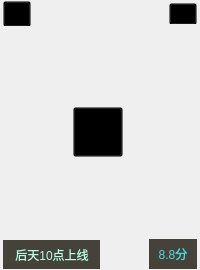
Before: the Qt Designer form VideoPlayer/mainwidget/VideoHeadItem.ui in huizhang556/pc-video-player, drawn with Qt 5.
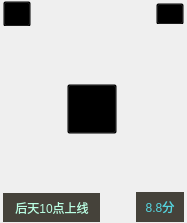
After: the same form once the commit is applied. Icons and pictures are not drawn.

Patch:
```diff
--- a/VideoPlayer/mainwidget/VideoHeadItem.ui
+++ b/VideoPlayer/mainwidget/VideoHeadItem.ui
@@ -6,14 +6,14 @@
    <rect>
     <x>0</x>
     <y>0</y>
-    <width>200</width>
-    <height>270</height>
+    <width>187</width>
+    <height>223</height>
    </rect>
   </property>
   <property name="minimumSize">
    <size>
-    <width>150</width>
-    <height>270</height>
+    <width>80</width>
+    <height>100</height>
    </size>
   </property>
   <property name="windowTitle">
```
